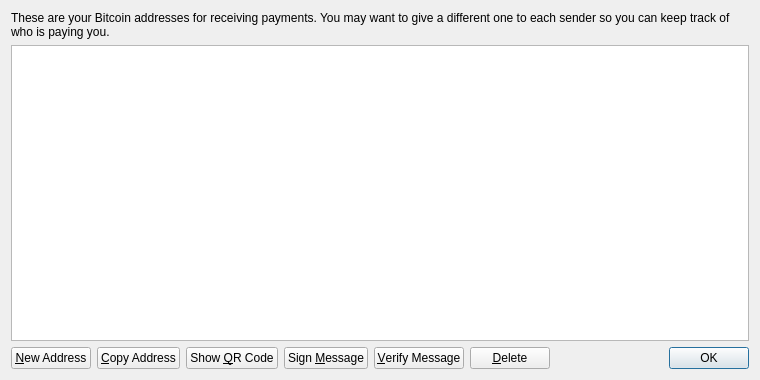
Above: src/qt/forms/addressbookpage.ui from Greedi/weedcoin before the change. Below: the same form after it.
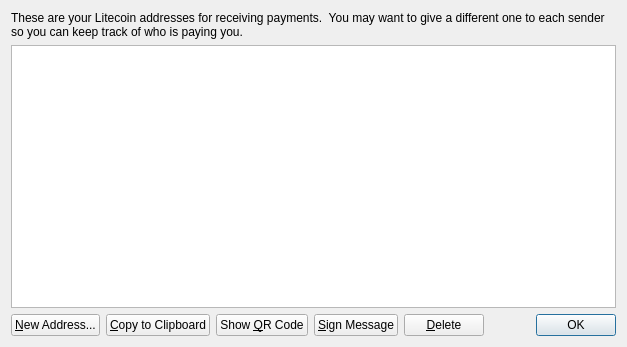
That is the form after the change. Icons and pictures are not drawn.

What changed in the file:
```diff
--- a/src/qt/forms/addressbookpage.ui
+++ b/src/qt/forms/addressbookpage.ui
@@ -6,8 +6,8 @@
    <rect>
     <x>0</x>
     <y>0</y>
-    <width>760</width>
-    <height>380</height>
+    <width>627</width>
+    <height>347</height>
    </rect>
   </property>
   <property name="windowTitle">
@@ -17,10 +17,10 @@
    <item>
     <widget class="QLabel" name="labelExplanation">
      <property name="text">
-      <string>These are your Bitcoin addresses for receiving payments. You may want to give a different one to each sender so you can keep track of who is paying you.</string>
+      <string>These are your Litecoin addresses for receiving payments.  You may want to give a different one to each sender so you can keep track of who is paying you.</string>
      </property>
      <property name="textFormat">
-      <enum>Qt::PlainText</enum>
+      <enum>Qt::AutoText</enum>
      </property>
      <property name="wordWrap">
       <bool>true</bool>
@@ -63,7 +63,7 @@
         <string>Create a new address</string>
        </property>
        <property name="text">
-        <string>&amp;New Address</string>
+        <string>&amp;New Address...</string>
        </property>
        <property name="icon">
         <iconset resource="../bitcoin.qrc">
@@ -77,7 +77,7 @@
         <string>Copy the currently selected address to the system clipboard</string>
        </property>
        <property name="text">
-        <string>&amp;Copy Address</string>
+        <string>&amp;Copy to Clipboard</string>
        </property>
        <property name="icon">
         <iconset resource="../bitcoin.qrc">
@@ -102,7 +102,7 @@
         <string>Sign a message to prove you own a Bitcoin address</string>
        </property>
        <property name="text">
-        <string>Sign &amp;Message</string>
+        <string>&amp;Sign Message</string>
        </property>
        <property name="icon">
         <iconset resource="../bitcoin.qrc">
@@ -110,20 +110,6 @@
        </property>
       </widget>
      </item>
-     <item>
-      <widget class="QPushButton" name="verifyMessage">
-       <property name="toolTip">
-        <string>Verify a message to ensure it was signed with a specified Bitcoin address</string>
-       </property>
-       <property name="text">
-        <string>&amp;Verify Message</string>
-       </property>
-       <property name="icon">
-        <iconset resource="../bitcoin.qrc">
-         <normaloff>:/icons/transaction_0</normaloff>:/icons/transaction_0</iconset>
-       </property>
-      </widget>
-     </item>
      <item>
       <widget class="QPushButton" name="deleteButton">
        <property name="toolTip">
```
Left out of the diff: 12 changed lines with no effect on the pictures.
